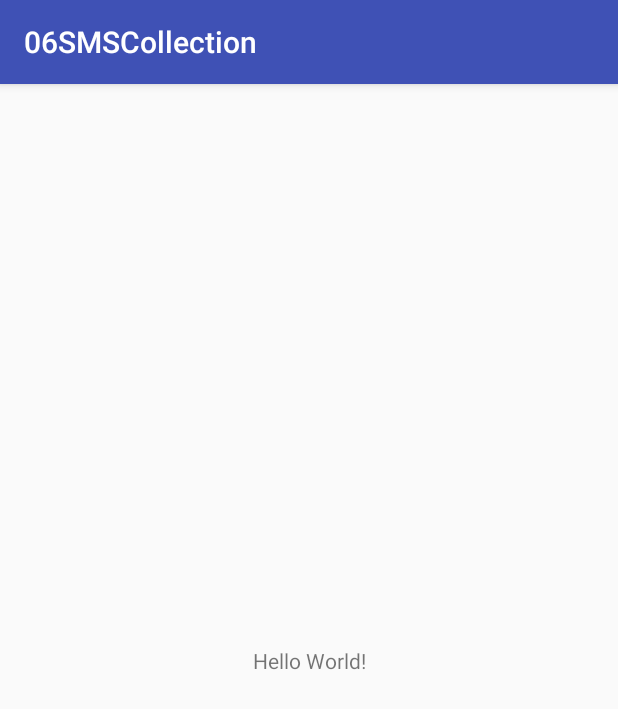
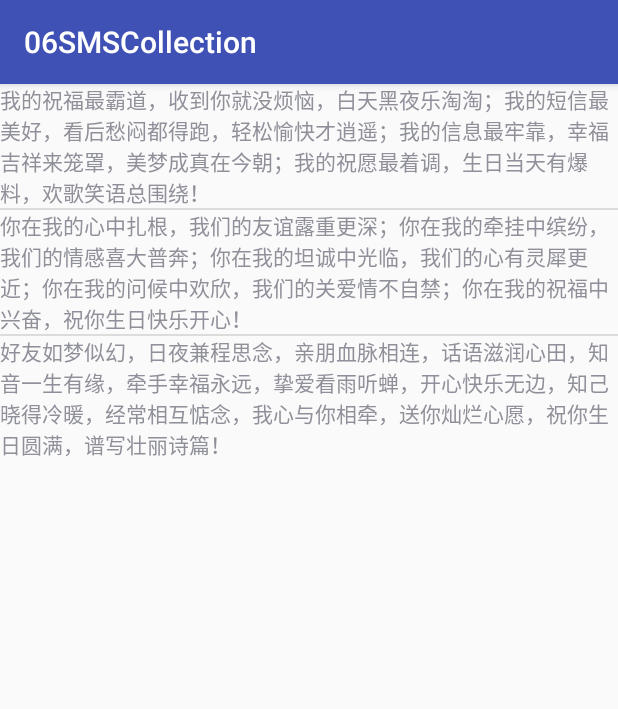
Before and after one commit to wsxingjun/06SMSCollection, an Android app: the screen it shows after launch (MainActivity), on a phone screen of 412 x 824 dp. Shown: the top 709 px of the screen. Run offline under Robolectric (Android 15) with nearby library versions, the phone set to English and light mode, and no system bars.

Commit message:
v1:完成ListView中的信息传递到短信的发送界面

```diff
--- a/app/src/main/java/smscollection/com/example/a06smscollection/MainActivity.java
+++ b/app/src/main/java/smscollection/com/example/a06smscollection/MainActivity.java
@@ -1,13 +1,75 @@
 package smscollection.com.example.a06smscollection;
 
+import android.content.Intent;
+import android.net.PskKeyManager;
+import android.net.Uri;
 import android.support.v7.app.AppCompatActivity;
 import android.os.Bundle;
+import android.view.View;
+import android.widget.AdapterView;
+import android.widget.ArrayAdapter;
+import android.widget.ListView;
+import android.widget.TextView;
 
 public class MainActivity extends AppCompatActivity {
+
+    private ListView lv_sms;
+    private TextView tv;
+
+    String[] objects = {
+            "我的祝福最霸道，收到你就没烦恼，白天黑夜乐淘淘；我的短信最美好，看后愁闷都得跑，轻松愉快才逍遥；我的信息最牢靠，幸福吉祥来笼罩，美梦成真在今朝；我的祝愿最着调，生日当天有爆料，欢歌笑语总围绕！",
+            "你在我的心中扎根，我们的友谊露重更深；你在我的牵挂中缤纷，我们的情感喜大普奔；你在我的坦诚中光临，我们的心有灵犀更近；你在我的问候中欢欣，我们的关爱情不自禁；你在我的祝福中兴奋，祝你生日快乐开心！",
+            "好友如梦似幻，日夜兼程思念，亲朋血脉相连，话语滋润心田，知音一生有缘，牵手幸福永远，挚爱看雨听蝉，开心快乐无边，知己晓得冷暖，经常相互惦念，我心与你相牵，送你灿烂心愿，祝你生日圆满，谱写壮丽诗篇！"
+    };
+
 
     @Override
     protected void onCreate(Bundle savedInstanceState) {
         super.onCreate(savedInstanceState);
         setContentView(R.layout.activity_main);
+
+        //1.先找到listview控件
+        lv_sms = (ListView) findViewById(R.id.lv_sms);
+
+        //2.设置listView的点击事件
+//        lv_sms.setOnClickListener((View.OnClickListener) this);
+
+        //2.将数据内容显示到listView中
+//        public ArrayAdapter(@NonNull Context context, @LayoutRes int resource, @NonNull List<T> objects)
+//        resource:负责展示数据的layout文件
+        tv = (TextView) findViewById(R.id.tv);
+        ArrayAdapter<String> stringArrayAdapter = new ArrayAdapter<String>(getApplicationContext(), R.layout.activity_item, objects);
+        lv_sms.setAdapter(stringArrayAdapter);
+        //3.设置点击事件
+        lv_sms.setOnItemClickListener(new AdapterView.OnItemClickListener() {
+            @Override
+            public void onItemClick(AdapterView<?> parent, View view, int position, long id) {
+                //3.1 获取短信的内容
+                String content = objects[position];
+
+                //3.2 点击该项目之后跳转到SMS界面
+//        <intent-filter>
+//               <action android:name="android.intent.action.SEND" />
+//               <category android:name="android.intent.category.DEFAULT" />
+//               <data android:mimeType="text/plain" />
+//           </intent-filter>
+
+                //跳转到短信输入框
+                Intent intent = new Intent();
+                intent.setAction("android.intent.action.SEND");
+                intent.addCategory("android.intent.category.DEFAULT");
+                intent.setType("text/plain");
+                //跳转到输入联系人
+//                Uri smsToUri = Uri.parse("smsto:");
+//                Intent intent = new Intent(Intent.ACTION_SENDTO, smsToUri);
+
+                intent.putExtra("sms_body", content);
+                //4.开启意图
+                startActivity(intent);
+
+            }
+        });
+
     }
+
 }
--- /dev/null
+++ b/app/src/main/res/layout/activity_item.xml
@@ -0,0 +1,7 @@
+<?xml version="1.0" encoding="utf-8"?>
+
+<TextView
+    android:id="@+id/tv"
+    android:layout_width="match_parent"
+    android:layout_height="wrap_content"
+    xmlns:android="http://schemas.android.com/apk/res/android" />
--- a/app/src/main/res/layout/activity_main.xml
+++ b/app/src/main/res/layout/activity_main.xml
@@ -1,18 +1,16 @@
 <?xml version="1.0" encoding="utf-8"?>
-<android.support.constraint.ConstraintLayout xmlns:android="http://schemas.android.com/apk/res/android"
-    xmlns:app="http://schemas.android.com/apk/res-auto"
-    xmlns:tools="http://schemas.android.com/tools"
+<LinearLayout xmlns:android="http://schemas.android.com/apk/res/android"
+
+    android:orientation="vertical"
     android:layout_width="match_parent"
-    android:layout_height="match_parent"
-    tools:context="smscollection.com.example.a06smscollection.MainActivity">
+    android:layout_height="match_parent">
 
-    <TextView
-        android:layout_width="wrap_content"
-        android:layout_height="wrap_content"
-        android:text="Hello World!"
-        app:layout_constraintBottom_toBottomOf="parent"
-        app:layout_constraintLeft_toLeftOf="parent"
-        app:layout_constraintRight_toRightOf="parent"
-        app:layout_constraintTop_toTopOf="parent" />
+    <ListView
+        android:id="@+id/lv_sms"
+        android:layout_width="match_parent"
+        android:layout_height="wrap_content">
 
-</android.support.constraint.ConstraintLayout>
+    </ListView>
+
+
+</LinearLayout>
```
